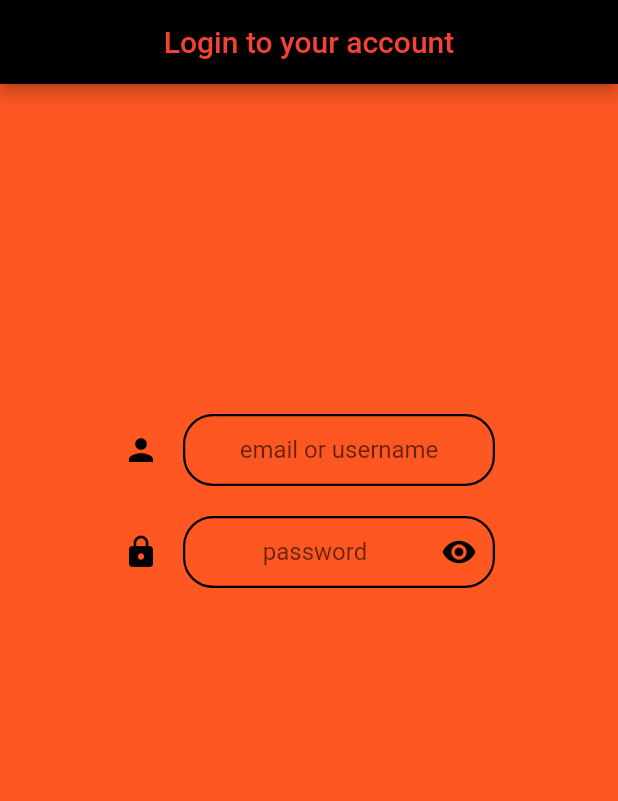
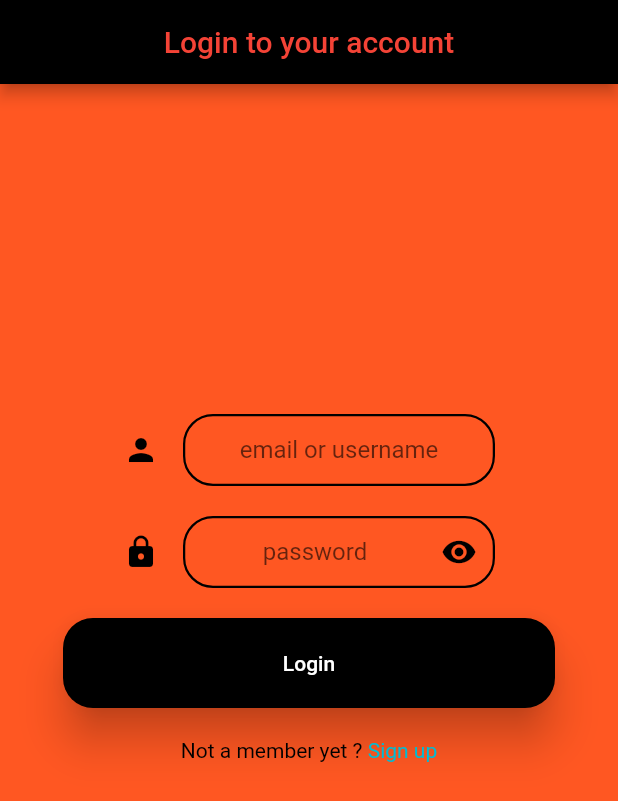
Before and after one commit to Kiarash6k/Reddit583, a Flutter app: the screen it shows after launch, after a tap on "Login", on a phone screen of 412 x 824 dp. Shown: the top 801 px of the screen. Run offline on Flutter 3.47's test engine with Material 2 defaults, Android fonts, the phone set to English and light mode, and no system bars; our stand-ins replace animated_splash_screen, animated_text_kit.

Commit message:
add log in button and navigator to sign up page

```diff
--- a/reddit583/lib/Screens/LoginScreen.dart
+++ b/reddit583/lib/Screens/LoginScreen.dart
@@ -1,5 +1,5 @@
 import 'package:flutter/material.dart';
-
+import 'SignUpScreen.dart';
 
 
 class LoginScreen extends StatefulWidget {
@@ -86,6 +86,61 @@ class _LoginScreenState extends State<LoginScreen> {
                           ),
                         )
                     ),
+                    Container(
+                        margin: EdgeInsets.fromLTRB(42.0, 20.0, 42.0, 0.0),
+                        child: MaterialButton(
+                          elevation: 12.0,
+                          height: 60,
+                          minWidth: 420,
+                          shape: RoundedRectangleBorder(borderRadius: BorderRadius.all(Radius.circular(20.0))),
+                          onPressed: () {
+                            String username = user.text;
+                            String password = pass.text;
+                            FocusScope.of(context).requestFocus(FocusNode());
+                            setState(() {
+                              if(username.length < 4) {
+                                userError = 'username must be at least 4 characters';
+                              } else if(password.length < 8) {
+                                userError = null;
+                                passError = 'password must be at least 8 characters';
+                              } else {
+                                userError = null;
+                                passError = null;
+                                alarm = SnackBar(content: Text('Login successful. welcome ${user.text}. have fun!'));
+                                scaffoldKey.currentState.showSnackBar(alarm);
+                              }
+                            });
+                            Scaffold();
+                          },
+                          color: Colors.black,
+                          child: Text('Login',
+                              style: TextStyle(
+                                color: Colors.white,
+                              )),
+                        )),
+                    Container(
+                        margin: EdgeInsets.only(top: 20,),
+                        child: Row(
+                            mainAxisAlignment: MainAxisAlignment.center,
+                            children: [
+                              Text('Not a member yet ? ', style: TextStyle(color: Colors.black,),),
+                              GestureDetector(
+                                child: Text('Sign up', style: TextStyle(color: Colors.cyan,)),
+                                onTap: () {
+                                  Navigator.push(context, MaterialPageRoute(
+                                    builder: (context) {
+                                      return Scaffold();
+                                    },
+                                  ),
+                                  );
+                                },),
+                            ])),
+                    Divider(
+                      color: Colors.black,
+                      indent: 300,
+                      endIndent: 300,
+                      thickness: 0.2,
+                    ),
                   ]
               ),
             )
```
Also changed, not shown: reddit583/lib/Screens/SignUpScreen.dart (added).
